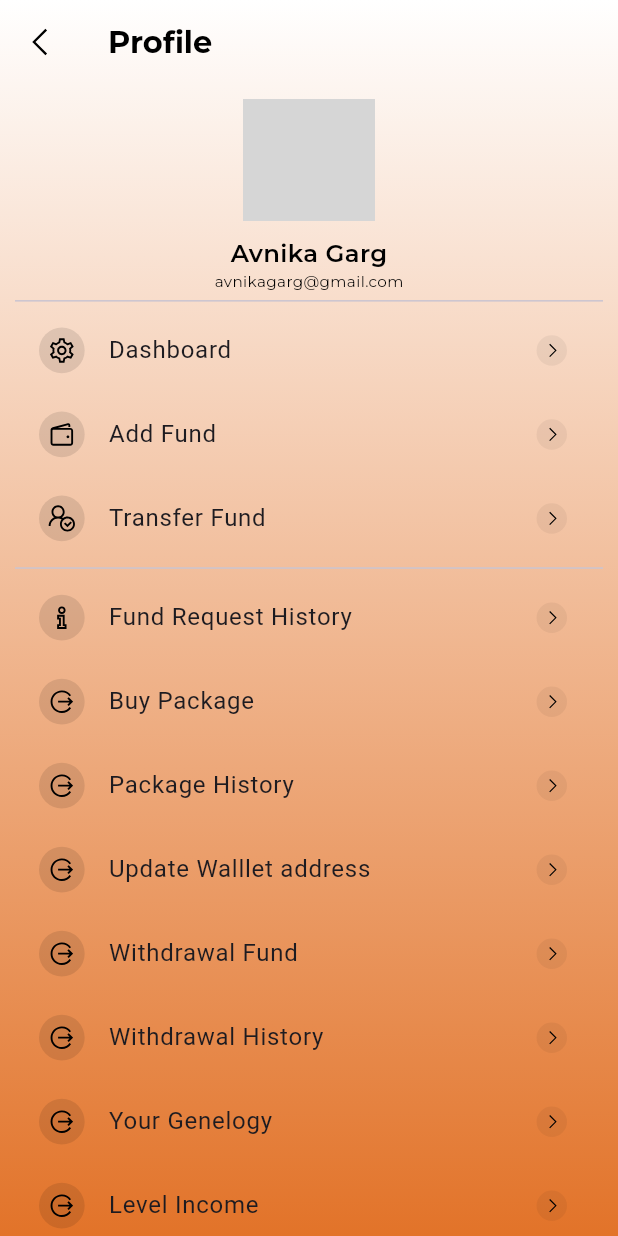
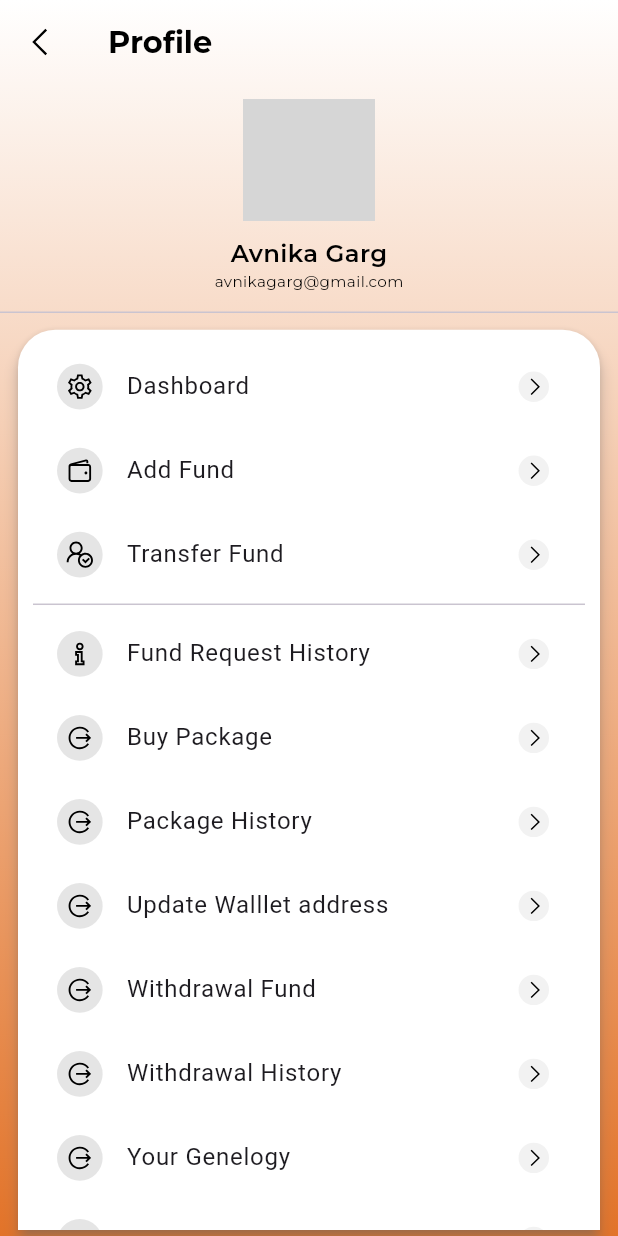
Before and after one commit to AbnikaGarg/Bookworm, a Flutter app: the ProfileScreen screen opened directly, on a phone screen of 412 x 824 dp. Run offline on Flutter 3.47's test engine with Material 3 defaults, Android fonts, the phone set to English and light mode, and no system bars; our stand-ins replace flutter_screenutil, flutter_svg, get, google_fonts, line_awesome_flutter, qr_flutter and 1 more; accounts and stored records are empty; network calls fail; project files that could hold a hidden picture were left out; grey boxes are pictures that could not be loaded.

Commit message:
profile, signin ,signup

```diff
--- a/lib/main.dart
+++ b/lib/main.dart
@@ -10,6 +10,7 @@ import 'package:get/get.dart';
 import 'package:google_fonts/google_fonts.dart';
 
 import 'view/profile/profilescreen.dart';
+import 'view/withdraw/update_wallet_address.dart';
 
 Future<void> main() async {
   WidgetsFlutterBinding.ensureInitialized();
@@ -43,9 +44,7 @@ class MyApp extends StatelessWidget {
           initialRoute: Routes.splash,
           getPages: appRoutes(),
           initialBinding: IntialBindings(),
-        transitionDuration: const Duration(milliseconds: 300),
-        home: const ProfileScreen(),
-      ),
+          transitionDuration: const Duration(milliseconds: 300)),
       designSize: const Size(375, 812),
     );
   }
--- a/lib/view/auth/signin.dart
+++ b/lib/view/auth/signin.dart
@@ -21,6 +21,7 @@ class SignInScreen extends StatelessWidget {
   @override
   Widget build(BuildContext context) {
     return Scaffold(
+      resizeToAvoidBottomInset: false,
       body: GetBuilder<AuthController>(builder: (controller) {
         return Stack(
           children: [
--- a/lib/view/auth/signup.dart
+++ b/lib/view/auth/signup.dart
@@ -26,6 +26,7 @@ class _SignupScreenState extends State<SignupScreen> {
   @override
   Widget build(BuildContext context) {
     return Scaffold(
+      resizeToAvoidBottomInset: false,
       body: Stack(
         children: [
           Image.asset(
@@ -116,7 +117,7 @@ class _SignupScreenState extends State<SignupScreen> {
                     onTap: () {
                       if (_formKey.currentState!.validate()) {
                         print("Validated");
-                        Get.to(() =>  SignInScreen());
+                        Get.to(() => SignInScreen());
                       } else {
                         print("Validated");
                       }
@@ -166,7 +167,7 @@ class _SignupScreenState extends State<SignupScreen> {
                       ),
                       TextButton(
                           onPressed: () {
-                            Get.to(() =>  SignInScreen());
+                            Get.to(() => SignInScreen());
                           },
                           child: Text(
                             "Sign In",
--- a/lib/view/profile/profilescreen.dart
+++ b/lib/view/profile/profilescreen.dart
@@ -38,9 +38,7 @@ class _ProfileScreenState extends State<ProfileScreen> {
             // style: BaseStyle.blackText20fwBold,
           ),
         ),
-        body: Padding(
-          padding: const EdgeInsets.symmetric(horizontal: 10),
-          child: Column(
+        body: Column(
           children: [
             heightSpace10,
             Stack(children: [
@@ -90,32 +88,29 @@ class _ProfileScreenState extends State<ProfileScreen> {
               "avnikagarg@gmail.com",
               style: BaseStyle.blackText10fw400,
             ),
-              // heightSpace10,
-              // SizedBox(
-              //   width: 150.w,
-              //   child: ElevatedButton(
-              //     onPressed: () {
-              //       // Get.to(() => const UpdateProfileScreen());
-              //     },
-              //     style: ElevatedButton.styleFrom(
-              //         backgroundColor: AppColors.color1,
-              //         side: BorderSide.none,
-              //         shape: const StadiumBorder()),
-
-              //     child: Text(
-              //       "Edit Profile",
-              //       style: BaseStyle.whitetext14,
-              //     ),
-              //   ),
-              // ),
-
-              // heightSpace20,
+            heightSpace10,
             Divider(
-                height: 10.h,
+              height: 5.h,
             ),
-
+            heightSpace5,
             Expanded(
-                child: ListView(
+              child: Padding(
+                padding: const EdgeInsets.symmetric(horizontal: 8.0),
+                child: Card(
+                  shape: const RoundedRectangleBorder(
+                      borderRadius: BorderRadius.only(
+                    topLeft: Radius.circular(25),
+                    topRight: Radius.circular(25),
+                  )),
+                  elevation: 4,
+                  semanticContainer: true,
+                  shadowColor: Colors.grey,
+                  color: AppColors.whiteColor,
+                  child: SingleChildScrollView(
+                    scrollDirection: Axis.vertical,
+                    child: Padding(
+                      padding: const EdgeInsets.all(10.0),
+                      child: Column(
                         children: [
                           ProfileMenu(
                             title: "Dashboard",
@@ -219,9 +214,12 @@ class _ProfileScreenState extends State<ProfileScreen> {
                           ),
                         ],
                       ),
+                    ),
+                  ),
+                ),
+              ),
             )
           ],
-          ),
         ),
       ),
     );
@@ -273,7 +271,7 @@ class ProfileMenu extends StatelessWidget {
                     color: Colors.black.withOpacity(0.05)),
                 child: Icon(
                   LineAwesomeIcons.angle_right,
-                  size: 12,
+                  size: 15,
                   color: AppColors.blackColor,
                 ),
               )
```
Lines whose indentation alone changed are shown as unchanged.
